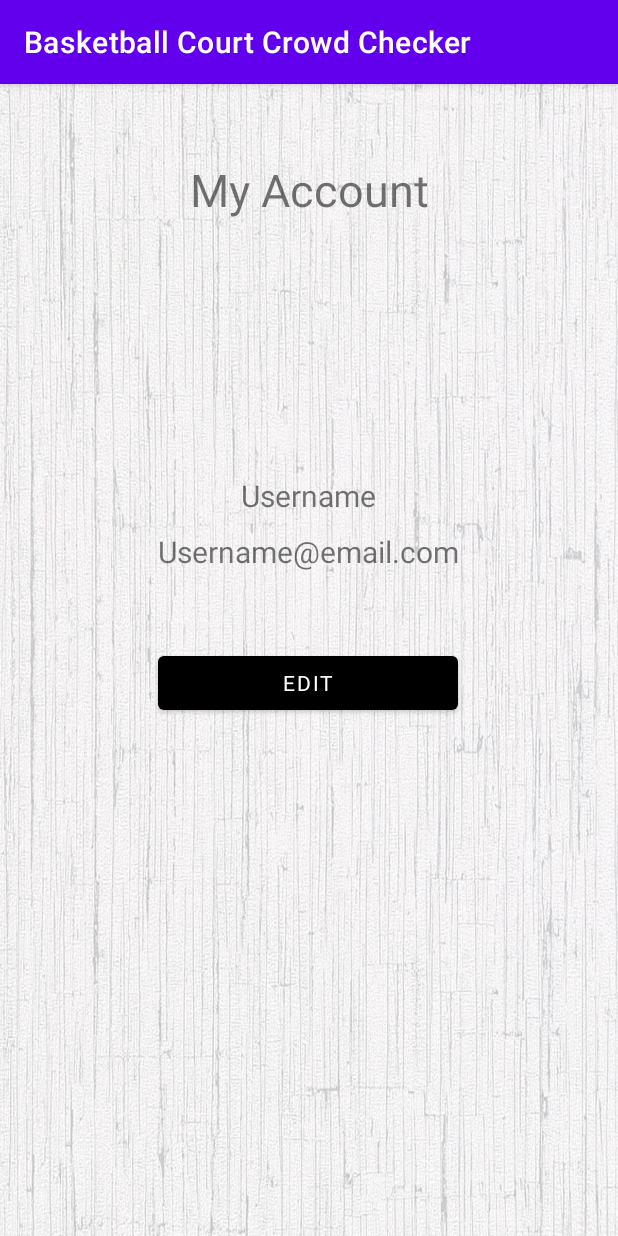
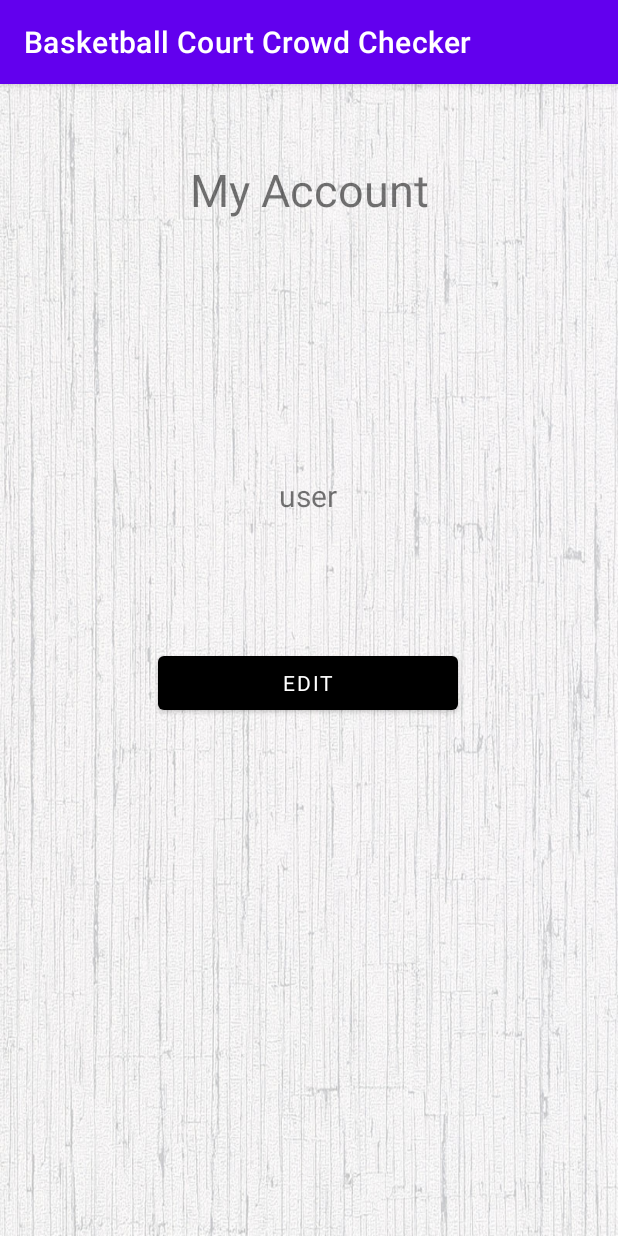
Before and after one commit to linyuanchong/Basketball-court-crowd-checker, an Android app: the AccountPage screen opened directly, with no data from a screen before it, on a phone screen of 412 x 824 dp. Run offline under Robolectric (Android 15) with nearby library versions, the phone set to English and light mode, and no system bars; our stand-ins replace Firebase (no records; nobody signed in at launch, a user with empty details on screens opened directly); Roboto replaces fonts that are not available here.

Commit message:
Account page updates.

```diff
--- a/app/src/main/java/com/example/basketballcourtcrowdchecker/AccountPage.java
+++ b/app/src/main/java/com/example/basketballcourtcrowdchecker/AccountPage.java
@@ -2,13 +2,55 @@ package com.example.basketballcourtcrowdchecker;
 
 import androidx.appcompat.app.AppCompatActivity;
 
+import android.media.Image;
 import android.os.Bundle;
+import android.widget.Button;
+import android.widget.ImageView;
+import android.widget.TextView;
+
+import com.google.firebase.auth.FirebaseAuth;
+import com.google.firebase.auth.FirebaseUser;
+import com.google.firebase.database.DatabaseReference;
+import com.google.firebase.database.FirebaseDatabase;
 
 public class AccountPage extends AppCompatActivity {
+
+    Button accountEditButton;
+    TextView accountTitle, accountUsername, accountEmail;
+    ImageView accountPicture;
+
+    //Firebase credentials.
+    FirebaseAuth fAuth;
+    FirebaseDatabase firebaseDatabase;
+    DatabaseReference databaseReference;
+    FirebaseUser currentUser;
+
+    //User credentials.
+    String userName;
+    String userEmail;
 
     @Override
     protected void onCreate(Bundle savedInstanceState) {
         super.onCreate(savedInstanceState);
         setContentView(R.layout.activity_account_page);
+
+        accountEditButton = (Button) findViewById(R.id.accountEditButton);
+        accountTitle     = (TextView) findViewById(R.id.accountTitle);
+        accountUsername   = (TextView) findViewById(R.id.accountUsername);
+        accountEmail       = (TextView) findViewById(R.id.accountEmail);
+        accountPicture       = (ImageView) findViewById(R.id.accountPicture);
+
+        //Create firebase instance.
+        fAuth               = FirebaseAuth.getInstance();
+        firebaseDatabase    = FirebaseDatabase.getInstance("https://basketball-court-crowd-checker-default-rtdb.firebaseio.com/");
+        currentUser         = fAuth.getCurrentUser();
+        databaseReference   = firebaseDatabase.getReference(currentUser.getUid());
+
+        //Temporarily using user id.
+        userName = currentUser.getUid();
+        userEmail = currentUser.getEmail();
+
+        accountUsername.setText(userName);
+        accountEmail.setText(userEmail);
     }
 }
--- a/app/src/main/java/com/example/basketballcourtcrowdchecker/CourtPage.java
+++ b/app/src/main/java/com/example/basketballcourtcrowdchecker/CourtPage.java
@@ -30,11 +30,9 @@ public class CourtPage extends AppCompatActivity implements OnMapReadyCallback,
 
     FirebaseAuth fAuth;
     FirebaseFirestore fStore;
-    String userID;
 
     private GoogleMap courtMap;
     private LatLng myLocation;
-    double latitude, longitude;
     MapFragment mf;
 
     //Intents storage.
--- a/app/src/main/java/com/example/basketballcourtcrowdchecker/LandingPage.java
+++ b/app/src/main/java/com/example/basketballcourtcrowdchecker/LandingPage.java
@@ -132,7 +132,6 @@ public class LandingPage extends AppCompatActivity implements OnMapReadyCallback
             public void onItemClick(AdapterView<?> parent, View view, int position, long id) {
                 //Option 0.
                 if (position==0) {
-                    startActivity(new Intent(getApplicationContext(), CourtPage.class));
                     System.out.println("Option 0");
                 }
                 //Option 1.
```
